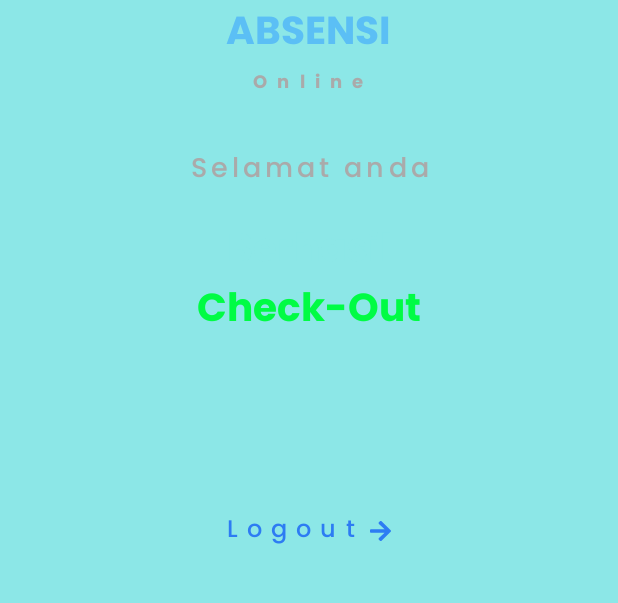
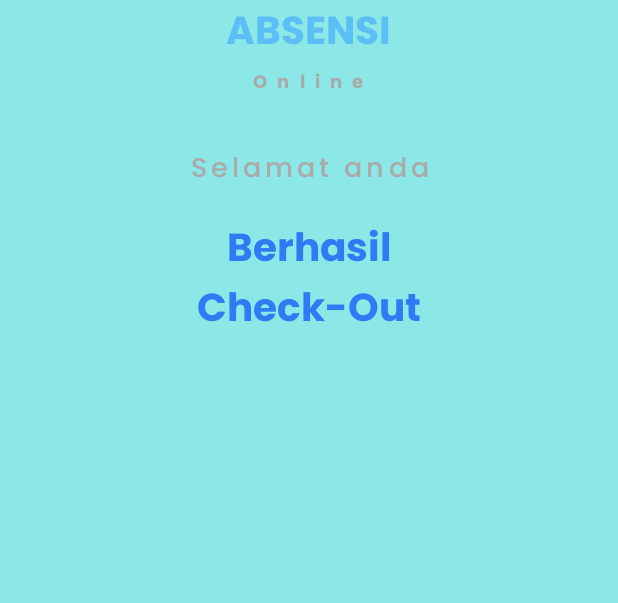
Before and after one commit to irkhamnazmi/EPresensi, an Android app: the CheckSuccessFragment screen opened through its navigation route, on a phone screen of 412 x 824 dp, the part 159-762 px from its top. Run offline under Robolectric (Android 15) with nearby library versions, the phone set to English and light mode, and no system bars; our stand-ins replace RxJava; pictures from the network do not load; 5 statements that could not run were skipped.

Commit message:
Fix Bugs

```diff
--- a/app/build.gradle
+++ b/app/build.gradle
@@ -39,7 +39,7 @@ android {
     productFlavors{
         dev {
             applicationId = "com.rsudbrebes.epresensi.dev"
-            buildConfigField ("String", "BASE_URL","\"https://www.e-absenrsudbrebesonline.my.id/public/api/\"")
+            buildConfigField ("String", "BASE_URL","\"https://www.e-absenrsudbrebesonline.my.id/public/\"")
         }
     }
 
@@ -78,6 +78,7 @@ dependencies {
     implementation 'com.google.android.gms:play-services-location:17.0.0'
     implementation 'androidx.cardview:cardview:1.0.0'
     implementation 'com.google.firebase:firebase-dynamic-links:19.0.0'
+    implementation 'com.github.bumptech.glide:glide:4.13.1'
 //    implementation 'com.google.firebase:firebase-analytics-ktx:20.1.2'
 //    implementation 'com.google.firebase:firebase-dynamic-links:19.0.0'
     def biometricLibraryVersion = "1.0.1"
--- a/app/src/main/java/com/rsudbrebes/epresensi/network/HttpClient.kt
+++ b/app/src/main/java/com/rsudbrebes/epresensi/network/HttpClient.kt
@@ -61,7 +61,7 @@ class HttpClient {
 
         val okHttpClient = builder.build()
         client = Retrofit.Builder()
-            .baseUrl(BuildConfig.BASE_URL+"absensi/")
+            .baseUrl(BuildConfig.BASE_URL+"api/absensi/")
             .client(okHttpClient)
             .addConverterFactory(GsonConverterFactory.create(Helpers.getDefaultGson()))
             .addCallAdapterFactory(RxJava2CallAdapterFactory.create())
--- a/app/src/main/java/com/rsudbrebes/epresensi/ui/auth/signin/SigninFragment.kt
+++ b/app/src/main/java/com/rsudbrebes/epresensi/ui/auth/signin/SigninFragment.kt
@@ -2,12 +2,14 @@ package com.rsudbrebes.epresensi.ui.auth.signin
 
 import android.content.Intent
 import android.graphics.Typeface
+import android.os.Build
 import android.os.Bundle
 import androidx.fragment.app.Fragment
 import android.view.LayoutInflater
 import android.view.View
 import android.view.ViewGroup
 import android.widget.Toast
+import androidx.annotation.RequiresApi
 import androidx.navigation.Navigation
 import com.google.gson.Gson
 import com.rsudbrebes.epresensi.EPresensi
@@ -32,12 +34,13 @@ class SigninFragment : Fragment(), SigninContract.View {
         return binding.root
     }
 
+    @RequiresApi(Build.VERSION_CODES.M)
     override fun onActivityCreated(savedInstanceState: Bundle?) {
         super.onActivityCreated(savedInstanceState)
         presenter = SigninPresenter(this)
         val tvFooter = binding.includedFooter.tvFooter
         tvFooter.text = activity?.getString(R.string.version)
-        tvFooter.setTextAppearance(getActivity(), R.style.versi_0_1_2)
+        tvFooter.setTextAppearance(R.style.versi_0_1_2)
 
         if (!EPresensi.getApp().getUser().isNullOrEmpty()) {
             val submit = Intent(activity, AuthActivity::class.java)
--- a/app/src/main/java/com/rsudbrebes/epresensi/ui/auth/signsuccess/SignSuccessFragment.kt
+++ b/app/src/main/java/com/rsudbrebes/epresensi/ui/auth/signsuccess/SignSuccessFragment.kt
@@ -73,6 +73,9 @@ class SignSuccessFragment : Fragment(), SignSuccessContract.View {
             binding.btnNext.text = "Lanjutkan sebagai ${registerResponse.register.username} "
             binding.btnNext.setOnClickListener {
                 EPresensi.getApp().setActive("1")
+                val gson = Gson()
+                val json = gson.toJson(registerResponse.register)
+                EPresensi.getApp().setUser(json)
                 startActivity(Intent(activity, MainActivity::class.java))
                 activity?.finish()
             }
--- a/app/src/main/java/com/rsudbrebes/epresensi/ui/home/check/CheckFragment.kt
+++ b/app/src/main/java/com/rsudbrebes/epresensi/ui/home/check/CheckFragment.kt
@@ -21,8 +21,10 @@ import androidx.annotation.RequiresApi
 import androidx.core.app.ActivityCompat
 import androidx.fragment.app.Fragment
 import androidx.navigation.Navigation
+import com.bumptech.glide.Glide
 import com.google.android.gms.location.FusedLocationProviderClient
 import com.google.gson.Gson
+import com.rsudbrebes.epresensi.BuildConfig.BASE_URL
 import com.rsudbrebes.epresensi.EPresensi
 import com.rsudbrebes.epresensi.R
 import com.rsudbrebes.epresensi.databinding.FragmentCheckBinding
@@ -79,6 +81,7 @@ class CheckFragment : Fragment(), CheckContract.View {
 
         val user = EPresensi.getApp().getUser()
         var userResponse = Gson().fromJson(user, User::class.java)
+        Glide.with(this).load(BASE_URL+"storage/profile/${userResponse.image}").into(binding.imageProfil);
         binding.tvUsername.text = "Nama : ${userResponse.nama_lengkap}"
         binding.tvNip.text = "NIP : ${userResponse.nip}"
         binding.tvJabatan.text = "Jabatan : ${userResponse.jabatan}"
--- a/app/src/main/java/com/rsudbrebes/epresensi/ui/home/checksuccess/CheckSuccessFragment.kt
+++ b/app/src/main/java/com/rsudbrebes/epresensi/ui/home/checksuccess/CheckSuccessFragment.kt
@@ -1,13 +1,11 @@
 package com.rsudbrebes.epresensi.ui.home.checksuccess
 
-import android.content.Context
-import android.graphics.Color
 import android.os.Bundle
-import androidx.fragment.app.Fragment
+import android.os.Handler
 import android.view.LayoutInflater
 import android.view.View
 import android.view.ViewGroup
-import com.rsudbrebes.epresensi.R
+import androidx.fragment.app.Fragment
 import com.rsudbrebes.epresensi.databinding.FragmentCheckSuccessBinding
 
 
@@ -31,7 +29,11 @@ class CheckSuccessFragment : Fragment() {
         } else{
             binding.tvCheck.text = "Check-Out"
         }
-        binding.tvCheck.setTextColor(Color.parseColor("#00FC44"))
+
+        Handler().postDelayed({
+            getActivity()?.recreate();
+        },3000)
+
     }
 
 
--- a/app/src/main/res/layout/fragment_check.xml
+++ b/app/src/main/res/layout/fragment_check.xml
@@ -21,6 +21,7 @@
             >
 
             <ImageView
+                android:id="@+id/image_profil"
                 android:layout_width="173dp"
                 android:layout_height="177dp"
                 android:src="@drawable/profile_dummy"
--- a/app/src/main/res/layout/fragment_check_success.xml
+++ b/app/src/main/res/layout/fragment_check_success.xml
@@ -33,6 +33,7 @@
             android:layout_marginTop="16dp"
             android:text="Berhasil"
             android:textAlignment="center"
+            android:textColor="#2D7CF3"
             android:textAppearance="@style/absensi"
             android:fontFamily="@font/poppins_bold"
             />
@@ -41,7 +42,7 @@
             android:id="@+id/tvCheck"
             android:layout_width="match_parent"
             android:layout_height="wrap_content"
-            tools:textColor="#00FC44"
+            android:textColor="#2D7CF3"
             tools:text="Check-In"
             android:layout_marginTop="-5dp"
             android:textAlignment="center"
@@ -52,18 +53,7 @@
 
 
 
-        <Button
-            android:id="@+id/tvLogout"
-            android:layout_marginTop="100dp"
-            android:layout_width="wrap_content"
-            android:layout_height="wrap_content"
-            android:text="Logout "
-            android:layout_gravity="center"
-            android:drawableRight="@drawable/ic_arrow_right"
-            android:background="@android:color/transparent"
-            android:textAlignment="center"
-            android:fontFamily="@font/poppins_medium"
-            android:textAppearance="@style/login"/>
+
 
 
     </LinearLayout>
```
